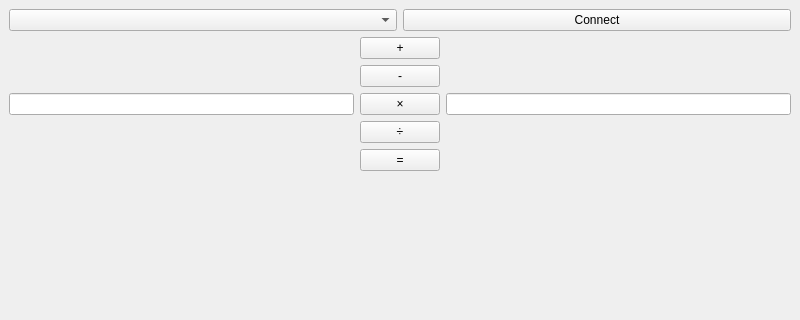
Above: GUIClient/mainwindow.ui from OlisCode/StudiumRechner before the change; both pictures show x 0 to 800 and y 0 to 320 of the 800 by 600 pixel window. Below: the same form after it.
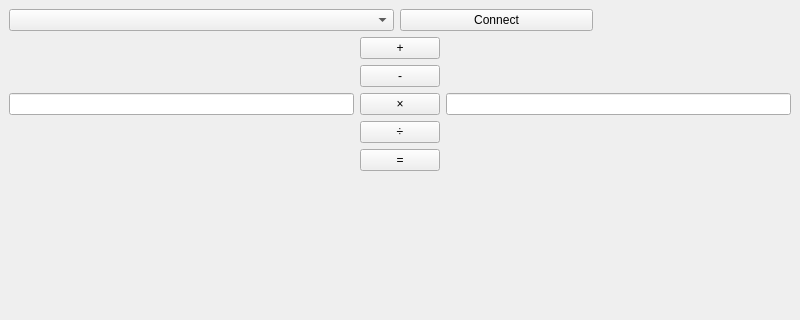
That is the form after the change.

Commit message: Add Status label

```diff
--- a/GUIClient/mainwindow.ui
+++ b/GUIClient/mainwindow.ui
@@ -18,7 +18,7 @@
     <item row="0" column="2">
      <layout class="QVBoxLayout" name="verticalLayout_4" stretch="0,1,0">
       <item>
-       <layout class="QHBoxLayout" name="horizontalLayout_4">
+       <layout class="QHBoxLayout" name="horizontalLayout_4" stretch="4,2,2">
         <item>
          <widget class="QComboBox" name="comboBox_Serial">
           <property name="currentText">
@@ -33,6 +33,22 @@
           </property>
          </widget>
         </item>
+        <item>
+         <widget class="QLabel" name="label_Status">
+          <property name="sizePolicy">
+           <sizepolicy hsizetype="Preferred" vsizetype="Fixed">
+            <horstretch>0</horstretch>
+            <verstretch>0</verstretch>
+           </sizepolicy>
+          </property>
+          <property name="text">
+           <string/>
+          </property>
+          <property name="alignment">
+           <set>Qt::AlignCenter</set>
+          </property>
+         </widget>
+        </item>
        </layout>
       </item>
       <item>
```
The commit also changes 1 other file.
